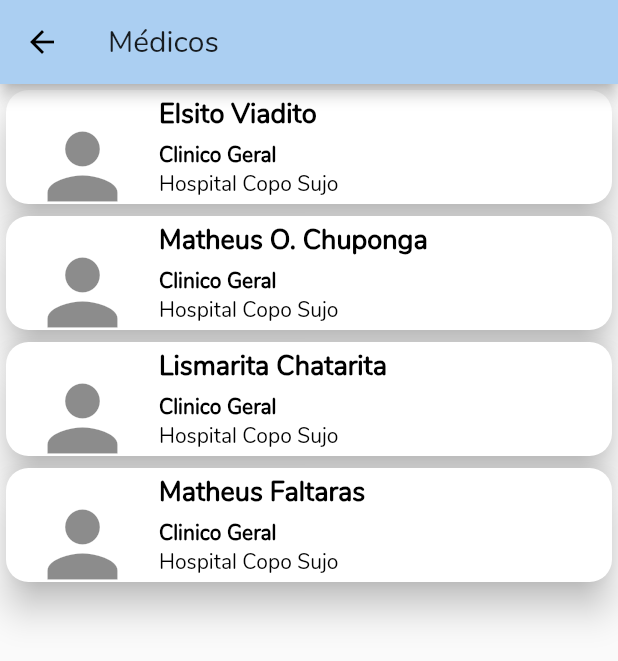
After one commit to ElsonTMarques/MyDoctor, a Flutter app: the DoctorPage screen opened by its route, on a phone screen of 412 x 824 dp. The commit adds this screen. Shown: the top 661 px of the screen. Run offline on Flutter 3.47's test engine with Material 2 defaults, Android fonts, the phone set to English and light mode, and no system bars.

Commit message:
Inclusão tela de Médicos e ajustado Drawer

```diff
--- /dev/null
+++ b/lib/doctor_page.dart
@@ -0,0 +1,88 @@
+import 'package:flutter/material.dart';
+
+class DoctorPage extends StatelessWidget {
+  static String tag = 'doctor-page';
+
+  @override
+  Widget build(BuildContext context) {
+    final body = Container(child: _createMainList());
+
+    return Scaffold(
+      appBar: AppBar(
+        title: Text("Médicos"),
+        backgroundColor: Color(0xffABCFF2),
+      ),
+      body: body,
+    );
+  }
+
+  Widget _createMainList() {
+
+    final titles = [
+      'Elsito Viadito',
+      'Matheus O. Chuponga',
+      'Lismarita Chatarita',
+      'Matheus Faltaras',
+    ];
+
+    final icons = [
+      Icons.directions_bike,
+      Icons.directions_boat,
+      Icons.directions_bus,
+    ];
+
+    return ListView.builder(
+      itemCount: titles.length,
+      itemBuilder: (context, index) {
+        return Container(
+            width: 200,
+            child: Card(
+              shape: RoundedRectangleBorder(
+              borderRadius: BorderRadius.circular(15.0),
+              ),
+              elevation: 10,
+              child: Column(
+                mainAxisSize: MainAxisSize.min,
+                children: <Widget>[
+                  ListTile(
+                   leading: Icon(Icons.person, size: 70),
+                    title: Text(titles[index],
+                        style: TextStyle(
+                          color: Colors.black,
+                          fontSize: 18,
+                          fontWeight: FontWeight.w900,
+                          )
+                        ),
+                    subtitle:
+                      Container(
+                        padding: EdgeInsets.only(top: 5.0),
+                        child: Column(
+                          crossAxisAlignment: CrossAxisAlignment.start,
+                          mainAxisAlignment: MainAxisAlignment.start,
+                          children: <Widget>[
+                            Text(
+                              'Clinico Geral',
+                              style: TextStyle(
+                                color: Colors.black,
+                                fontWeight: FontWeight.w900,
+                              )
+                            ),
+                            Text(
+                              'Hospital Copo Sujo',
+                              style: TextStyle(
+                                color: Colors.black,
+                              )
+                            ),
+
+                          ]
+                        ),
+                      ),
+                  ),
+                ],
+              )
+            )
+        );
+      },
+    );
+  }
+}
--- a/lib/drawer_menu.dart
+++ b/lib/drawer_menu.dart
@@ -1,4 +1,5 @@
 import 'package:flutter/material.dart';
+import 'package:my_doctor/doctor_page.dart';
 import 'package:my_doctor/home_page.dart';
 import 'package:my_doctor/login_page.dart';
 import 'package:my_doctor/medicine_page.dart';
@@ -24,7 +25,7 @@ class DrawerMenu extends StatelessWidget {
                   icon: Icons.assignment,
                   text: 'Receitas',
                   onTap: () {
-                    Navigator.of(context).pushNamed(HomePage.tag);
+                    Navigator.of(context).popAndPushNamed(HomePage.tag);
                   }
               ),
               Divider(),
@@ -32,20 +33,23 @@ class DrawerMenu extends StatelessWidget {
                 icon: Icons.local_pharmacy,
                 text: 'Remédios',
                 onTap: () {
-                  Navigator.of(context).pushNamed(Medicine.tag);
+                  Navigator.of(context).popAndPushNamed(Medicine.tag);
                 }
               ),
               Divider(),
               _createDrawerItem(
                 icon: Icons.local_hospital,
                 text: 'Médico',
+                onTap: () {
+                  Navigator.of(context).popAndPushNamed(DoctorPage.tag);
+                }
               ),
               Divider(),
               _createDrawerItem(
                 icon: Icons.exit_to_app,
                 text: 'Sair',
                 onTap: () {
-                  Navigator.of(context).pushNamed(LoginPage.tag);
+                  Navigator.of(context).popAndPushNamed(LoginPage.tag);
                 }
               ),
               ListTile(
--- a/lib/main.dart
+++ b/lib/main.dart
@@ -1,4 +1,5 @@
 import 'package:flutter/material.dart';
+import 'package:my_doctor/doctor_page.dart';
 import 'package:my_doctor/home_page.dart';
 import 'package:my_doctor/medicine_page.dart';
 import 'login_page.dart';
@@ -10,12 +11,13 @@ class MyApp extends StatelessWidget {
     LoginPage.tag: (context) => LoginPage(),
     HomePage.tag: (context) => HomePage(),
     Medicine.tag: (context) => Medicine(),
+    DoctorPage.tag: (context) => DoctorPage(),
   };
 
   @override
   Widget build(BuildContext context) {
     return MaterialApp(
-      title: 'Kodeversitas',
+      title: 'MyDoctor',
       debugShowCheckedModeBanner: false,
       theme: ThemeData(
         primarySwatch: Colors.lightBlue,
```
